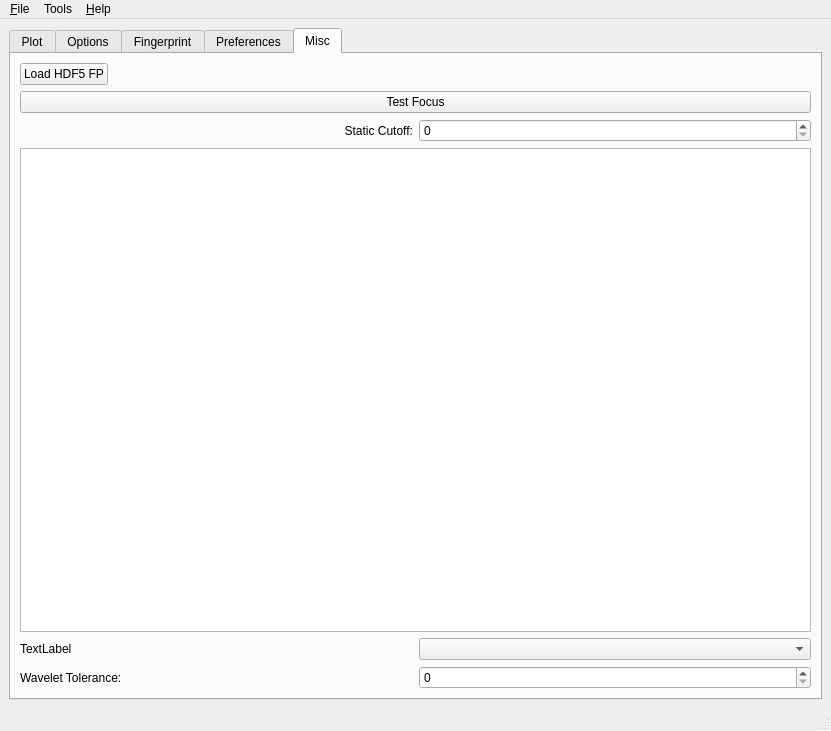
Above: SimpleView/main.ui from mfitzp/toolz before the change. Below: the same form after it.
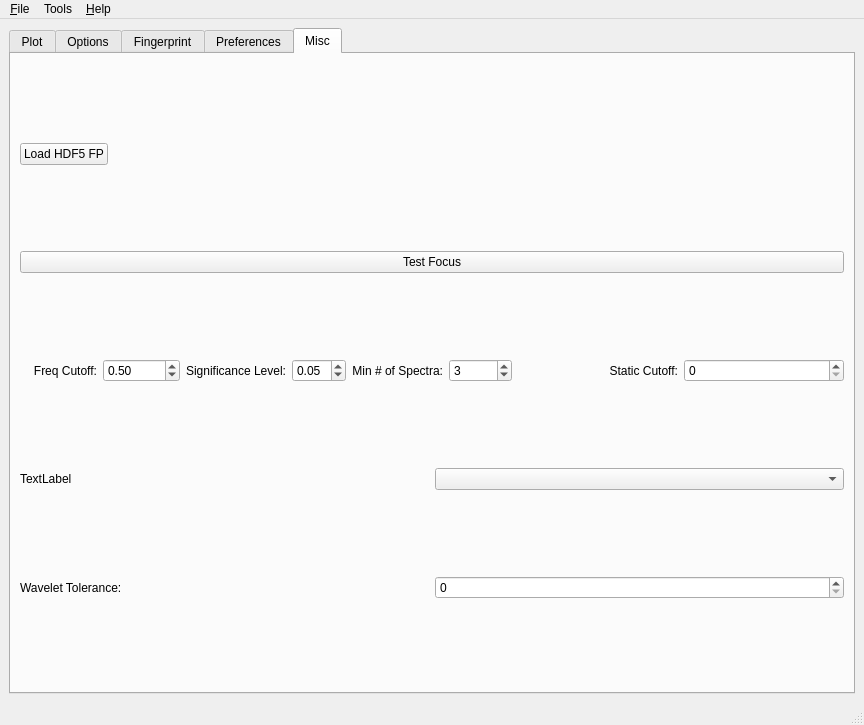
That is the form after the change. The open tabs and pages were chosen to show the change. Icons and pictures are not drawn. Custom widgets are drawn as their Qt base class.

The edit to the form file:
```diff
--- a/SimpleView/main.ui
+++ b/SimpleView/main.ui
@@ -5,8 +5,8 @@
    <rect>
     <x>0</x>
     <y>0</y>
-    <width>831</width>
-    <height>731</height>
+    <width>864</width>
+    <height>725</height>
    </rect>
   </property>
   <property name="windowTitle" >
@@ -16,8 +16,8 @@
    <iconset resource="icons.qrc" >:/new/prefix1/Retro Mario World_32.png</iconset>
   </property>
   <widget class="QWidget" name="centralwidget" >
-   <layout class="QHBoxLayout" >
-    <item>
+   <layout class="QGridLayout" name="gridLayout_5" >
+    <item row="0" column="0" >
      <widget class="QTabWidget" name="tabWidget" >
       <property name="currentIndex" >
        <number>0</number>
@@ -1575,7 +1575,7 @@
        <attribute name="title" >
         <string>Misc</string>
        </attribute>
-       <layout class="QGridLayout" >
+       <layout class="QGridLayout" name="gridLayout_4" >
         <item row="0" column="0" >
          <layout class="QHBoxLayout" >
           <item>
@@ -1609,6 +1609,96 @@
         </item>
         <item row="2" column="0" >
          <layout class="QHBoxLayout" >
+          <item>
+           <layout class="QHBoxLayout" name="_5" >
+            <item>
+             <widget class="QLabel" name="label_29" >
+              <property name="text" >
+               <string>Freq Cutoff:</string>
+              </property>
+              <property name="alignment" >
+               <set>Qt::AlignRight|Qt::AlignTrailing|Qt::AlignVCenter</set>
+              </property>
+             </widget>
+            </item>
+            <item>
+             <widget class="QDoubleSpinBox" name="freqCutoff_SB_2" >
+              <property name="decimals" >
+               <number>2</number>
+              </property>
+              <property name="minimum" >
+               <double>0.010000000000000</double>
+              </property>
+              <property name="maximum" >
+               <double>1.000000000000000</double>
+              </property>
+              <property name="singleStep" >
+               <double>0.050000000000000</double>
+              </property>
+              <property name="value" >
+               <double>0.500000000000000</double>
+              </property>
+             </widget>
+            </item>
+           </layout>
+          </item>
+          <item>
+           <layout class="QHBoxLayout" name="_6" >
+            <item>
+             <widget class="QLabel" name="label_30" >
+              <property name="text" >
+               <string>Significance Level:</string>
+              </property>
+              <property name="alignment" >
+               <set>Qt::AlignRight|Qt::AlignTrailing|Qt::AlignVCenter</set>
+              </property>
+             </widget>
+            </item>
+            <item>
+             <widget class="QDoubleSpinBox" name="sigLvl_SB_2" >
+              <property name="decimals" >
+               <number>2</number>
+              </property>
+              <property name="minimum" >
+               <double>0.010000000000000</double>
+              </property>
+              <property name="maximum" >
+               <double>1.000000000000000</double>
+              </property>
+              <property name="singleStep" >
+               <double>0.050000000000000</double>
+              </property>
+              <property name="value" >
+               <double>0.050000000000000</double>
+              </property>
+             </widget>
+            </item>
+           </layout>
+          </item>
+          <item>
+           <layout class="QHBoxLayout" name="_7" >
+            <item>
+             <widget class="QLabel" name="label_31" >
+              <property name="text" >
+               <string>Min # of Spectra:</string>
+              </property>
+              <property name="alignment" >
+               <set>Qt::AlignRight|Qt::AlignTrailing|Qt::AlignVCenter</set>
+              </property>
+             </widget>
+            </item>
+            <item>
+             <widget class="QSpinBox" name="minSpectra_SB_2" >
+              <property name="minimum" >
+               <number>1</number>
+              </property>
+              <property name="value" >
+               <number>3</number>
+              </property>
+             </widget>
+            </item>
+           </layout>
+          </item>
           <item>
            <widget class="QLabel" name="test" >
             <property name="text" >
@@ -1632,32 +1722,6 @@
          </layout>
         </item>
         <item row="3" column="0" >
-         <widget class="QTreeWidget" name="groupTreeWidget1" >
-          <property name="selectionMode" >
-           <enum>QAbstractItemView::ExtendedSelection</enum>
-          </property>
-          <property name="sortingEnabled" >
-           <bool>true</bool>
-          </property>
-          <property name="columnCount" >
-           <number>2</number>
-          </property>
-          <property name="headerHidden" stdset="0" >
-           <bool>true</bool>
-          </property>
-          <column>
-           <property name="text" >
-            <string>1</string>
-           </property>
-          </column>
-          <column>
-           <property name="text" >
-            <string>2</string>
-           </property>
-          </column>
-         </widget>
-        </item>
-        <item row="4" column="0" >
          <layout class="QHBoxLayout" >
           <item>
            <widget class="QLabel" name="label_20" >
@@ -1671,7 +1735,7 @@
           </item>
          </layout>
         </item>
-        <item row="6" column="0" >
+        <item row="4" column="0" >
          <layout class="QHBoxLayout" >
           <item>
            <widget class="QLabel" name="label_18" >
@@ -1696,8 +1760,8 @@
     <rect>
      <x>0</x>
      <y>0</y>
-     <width>831</width>
-     <height>21</height>
+     <width>864</width>
+     <height>22</height>
     </rect>
    </property>
    <widget class="QMenu" name="menu_File" >
```
Left out of the diff: 174 changed lines with no effect on the pictures.
